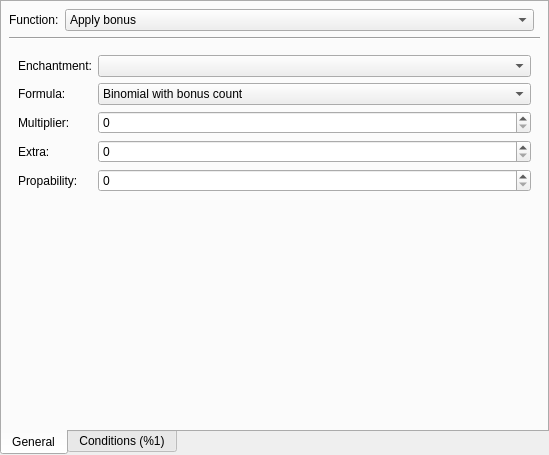
Above: src/loottablefunction.ui from IoeCmcomc/MCDatapacker before the change. Below: the same form after it.
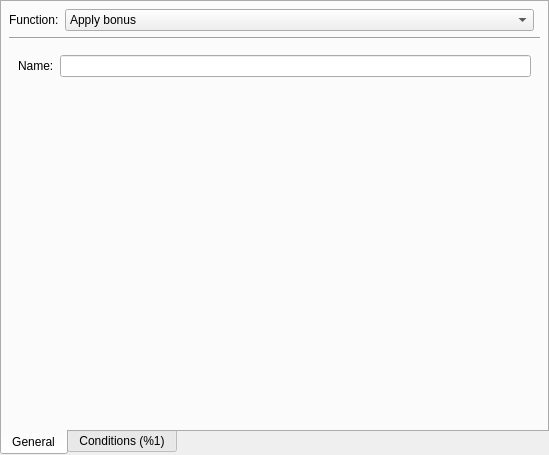
That is the form after the change. The open tabs and pages were chosen to show the change. Custom widgets are drawn as their Qt base class.

Commit message: [Minecraft] Add "reference" item modifier type

Diff of the .ui file:
```diff
--- a/src/loottablefunction.ui
+++ b/src/loottablefunction.ui
@@ -553,6 +553,23 @@
         </item>
        </layout>
       </widget>
+      <widget class="QWidget" name="reference">
+       <layout class="QFormLayout" name="formLayout_17">
+        <item row="0" column="0">
+         <widget class="QLabel" name="label_43">
+          <property name="text">
+           <string>Name:</string>
+          </property>
+          <property name="buddy">
+           <cstring>ref_nameEdit</cstring>
+          </property>
+         </widget>
+        </item>
+        <item row="0" column="1">
+         <widget class="QLineEdit" name="ref_nameEdit"/>
+        </item>
+       </layout>
+      </widget>
       <widget class="QWidget" name="set_attributes">
        <layout class="QGridLayout" name="gridLayout_3">
         <item row="1" column="0">
```
Left out of the diff: 5 changed lines with no effect on the pictures. The commit also changes 5 other files.
